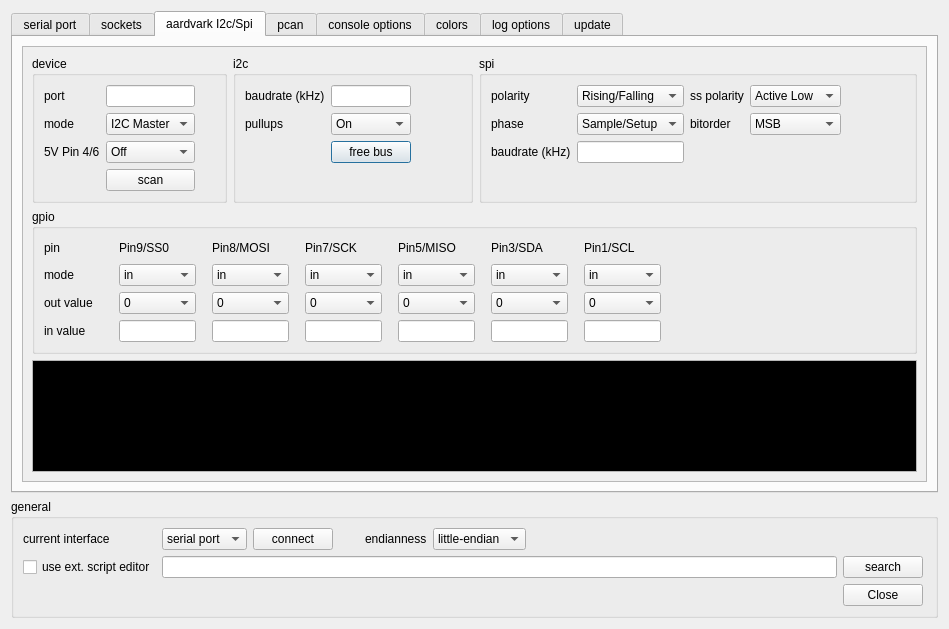
Qt form ScriptCommunicator/settingsdialog.ui (szieke/ScriptCommunicator_serial-terminal) before a commit.
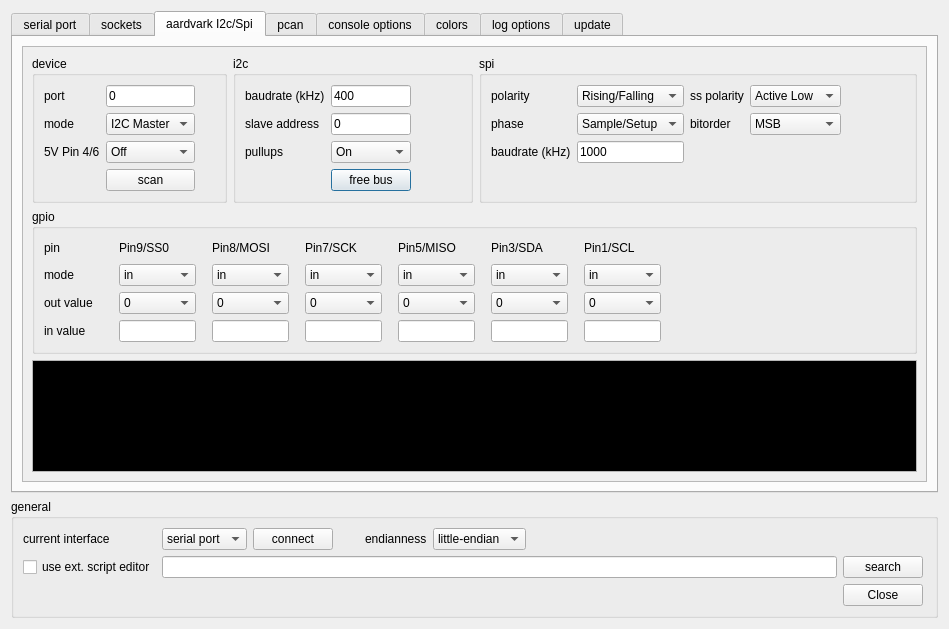
The same form after that commit. The open tabs and pages were chosen to show the change. Icons and pictures are not drawn. Custom widgets are drawn as their Qt base class.

Commit message: Aardvard I2C/SPI slave functionality implemented.

```diff
--- a/ScriptCommunicator/settingsdialog.ui
+++ b/ScriptCommunicator/settingsdialog.ui
@@ -983,6 +983,9 @@
                   <height>16777215</height>
                  </size>
                 </property>
+                <property name="text">
+                 <string>1000</string>
+                </property>
                </widget>
               </item>
               <item row="1" column="0">
@@ -1043,7 +1046,7 @@
               <string>i2c</string>
              </property>
              <layout class="QGridLayout" name="gridLayout_16">
-              <item row="3" column="1">
+              <item row="4" column="1">
                <spacer name="verticalSpacer_11">
                 <property name="orientation">
                  <enum>Qt::Vertical</enum>
@@ -1056,14 +1059,14 @@
                 </property>
                </spacer>
               </item>
-              <item row="2" column="1">
+              <item row="3" column="1">
                <widget class="QPushButton" name="aardvarkI2cFreeBus">
                 <property name="text">
                  <string>free bus</string>
                 </property>
                </widget>
               </item>
-              <item row="0" column="2" rowspan="3">
+              <item row="0" column="2" rowspan="4">
                <spacer name="horizontalSpacer_13">
                 <property name="orientation">
                  <enum>Qt::Horizontal</enum>
@@ -1090,6 +1093,9 @@
                   <height>16777215</height>
                  </size>
                 </property>
+                <property name="text">
+                 <string>400</string>
+                </property>
                </widget>
               </item>
               <item row="0" column="0">
@@ -1099,7 +1105,7 @@
                 </property>
                </widget>
               </item>
-              <item row="1" column="1">
+              <item row="2" column="1">
                <widget class="QComboBox" name="aardvarkI2cPullUp">
                 <item>
                  <property name="text">
@@ -1113,13 +1119,33 @@
                 </item>
                </widget>
               </item>
-              <item row="1" column="0">
+              <item row="2" column="0">
                <widget class="QLabel" name="label_36">
                 <property name="text">
                  <string>pullups</string>
                 </property>
                </widget>
               </item>
+              <item row="1" column="1">
+               <widget class="QLineEdit" name="aardvarkI2cSlaveAddress">
+                <property name="sizePolicy">
+                 <sizepolicy hsizetype="Ignored" vsizetype="Fixed">
+                  <horstretch>0</horstretch>
+                  <verstretch>0</verstretch>
+                 </sizepolicy>
+                </property>
+                <property name="text">
+                 <string>0</string>
+                </property>
+               </widget>
+              </item>
+              <item row="1" column="0">
+               <widget class="QLabel" name="label_6">
+                <property name="text">
+                 <string>slave address</string>
+                </property>
+               </widget>
+              </item>
              </layout>
             </widget>
            </item>
@@ -1681,6 +1707,9 @@
                   <height>16777215</height>
                  </size>
                 </property>
+                <property name="text">
+                 <string>0</string>
+                </property>
                </widget>
               </item>
               <item row="0" column="0">
```
Left out of the diff: 38 changed lines with no effect on the pictures. The commit also changes 12 other files.
